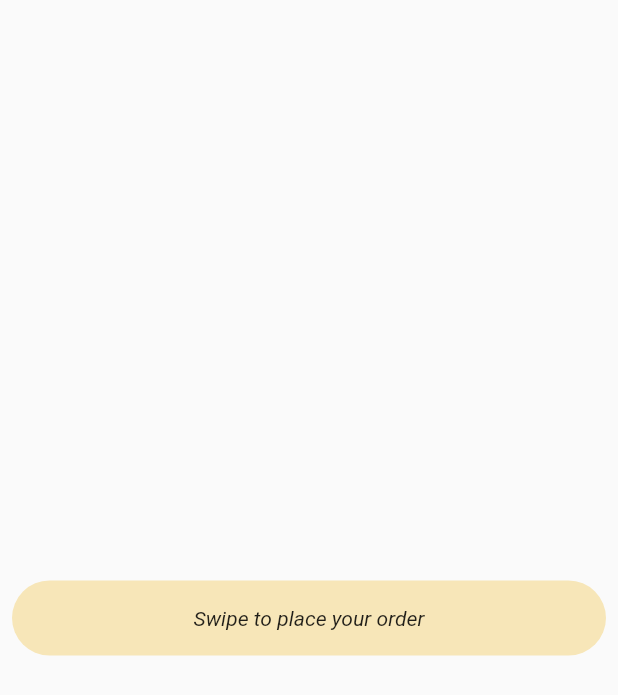
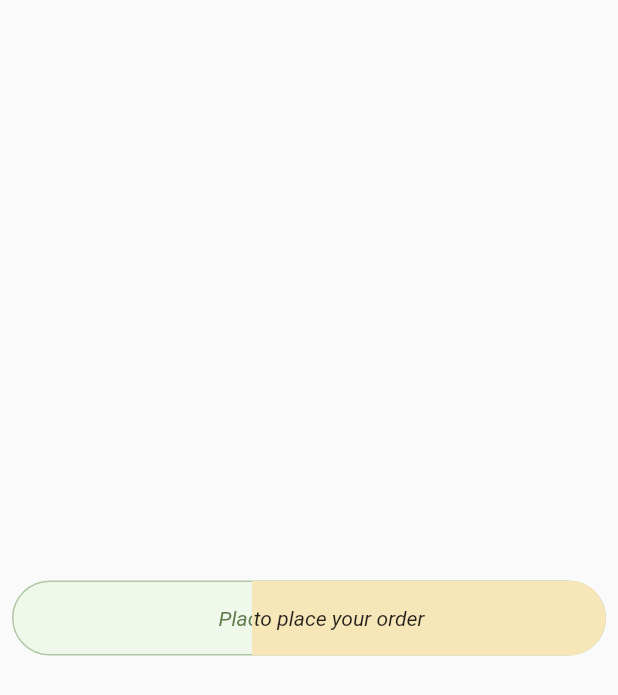
Before and after one commit to flutterwisedev/slide_action_widget, a Flutter app: the screen it shows after launch, on a phone screen of 412 x 824 dp. Shown: the top 695 px of the screen. Run offline on Flutter 3.47's test engine with Material 2 defaults, Android fonts, the light colour scheme and no system bars.

Commit message:
clip the foreground based on slide offset

```diff
--- a/lib/swipe_action_widget.dart
+++ b/lib/swipe_action_widget.dart
@@ -2,18 +2,61 @@ library swipe_action_widget;
 
 import 'package:flutter/material.dart';
 
-class SwipeActionWidget extends StatelessWidget {
+class SwipeActionWidget extends StatefulWidget {
   const SwipeActionWidget({super.key, this.borderRadius});
 
   final BorderRadius? borderRadius;
 
   @override
+  State<SwipeActionWidget> createState() => _SwipeActionWidgetState();
+}
+
+class _SwipeActionWidgetState extends State<SwipeActionWidget> {
+  double swipeOffset = 160;
+
+  @override
   Widget build(BuildContext context) {
-    final effectiveBorderRadius = borderRadius ?? BorderRadius.circular(30);
+    final effectiveBorderRadius =
+        widget.borderRadius ?? BorderRadius.circular(30);
+    return Stack(
+      children: [
+        _Background(borderRadius: effectiveBorderRadius),
+        ClipRect(
+          clipper: _SwipeActionClipper(swipeOffset: swipeOffset),
+          child: _Foreground(borderRadius: effectiveBorderRadius),
+        ),
+      ],
+    );
+  }
+}
+
+class _SwipeActionClipper extends CustomClipper<Rect> {
+  const _SwipeActionClipper({required this.swipeOffset});
+
+  final double swipeOffset;
+
+  @override
+  Rect getClip(Size size) {
+    return Rect.fromLTWH(swipeOffset, 0, size.width, size.height);
+  }
+
+  @override
+  bool shouldReclip(_SwipeActionClipper oldClipper) {
+    return oldClipper.swipeOffset != swipeOffset;
+  }
+}
+
+class _Foreground extends StatelessWidget {
+  const _Foreground({super.key, required this.borderRadius});
+
+  final BorderRadius borderRadius;
+
+  @override
+  Widget build(BuildContext context) {
     return Container(
       height: 50,
       decoration: BoxDecoration(
-        borderRadius: effectiveBorderRadius,
+        borderRadius: borderRadius,
         color: const Color.fromRGBO(247, 230, 184, 1),
       ),
       child: const Center(
@@ -25,3 +68,30 @@ class SwipeActionWidget extends StatelessWidget {
     );
   }
 }
+
+class _Background extends StatelessWidget {
+  const _Background({super.key, required this.borderRadius});
+
+  final BorderRadius borderRadius;
+
+  @override
+  Widget build(BuildContext context) {
+    const backgroundColor = Color.fromRGBO(240, 248, 236, 1);
+    const borderColor = Color.fromRGBO(174, 198, 163, 1);
+    const textColor = Color.fromRGBO(96, 124, 76, 1);
+    return Container(
+      height: 50,
+      decoration: BoxDecoration(
+        borderRadius: borderRadius,
+        color: backgroundColor,
+        border: Border.all(color: borderColor, width: 1),
+      ),
+      child: const Center(
+        child: Text(
+          'Placing your order...',
+          style: TextStyle(fontStyle: FontStyle.italic, color: textColor),
+        ),
+      ),
+    );
+  }
+}
```
